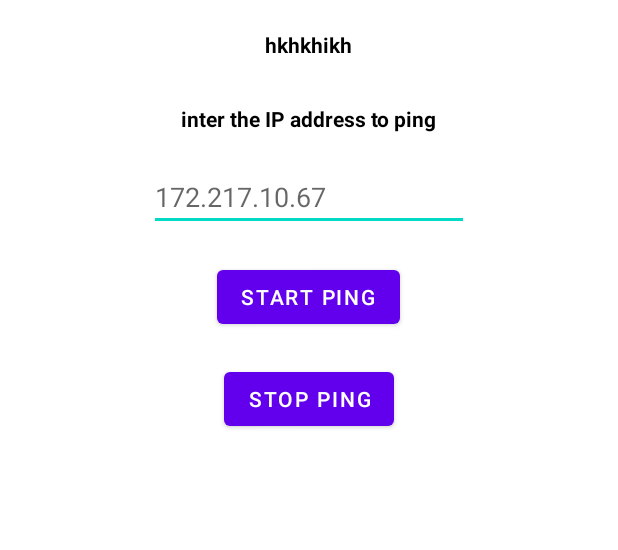
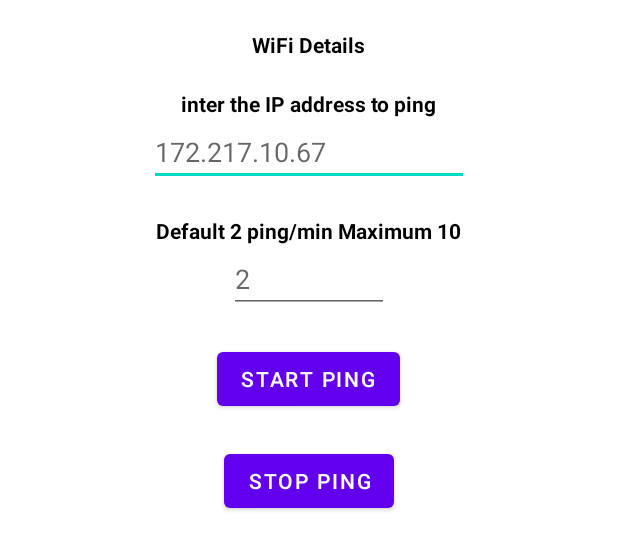
Before and after one commit to Saurabh-12/WorkManagerAndroidExample, an Android app: the layout activity_main.xml on its own in the app's theme, with its tools: preview values and no code run, on a phone screen of 412 x 824 dp. Shown: the top 550 px of the screen. Run offline under Robolectric (Android 15) with nearby library versions, the light colour scheme and no system bars.

Commit message:
ping an ip address Android

```diff
--- a/pingip/src/main/AndroidManifest.xml
+++ b/pingip/src/main/AndroidManifest.xml
@@ -15,7 +15,8 @@
         android:roundIcon="@mipmap/ic_launcher_round"
         android:supportsRtl="true"
         android:theme="@style/Theme.MyApplication">
-        <activity android:name=".MainActivity">
+        <activity android:name=".MainActivity"
+            android:screenOrientation="locked">
             <intent-filter>
                 <action android:name="android.intent.action.MAIN" />
 
--- a/pingip/src/main/java/com/saurabh/exam/pingip/MyPingService.java
+++ b/pingip/src/main/java/com/saurabh/exam/pingip/MyPingService.java
@@ -27,6 +27,7 @@
     int count = 0;
     SharedPreferences sharedPref;
     int defaultValue = 2;
+    boolean stopHandler = false;
 
     @Nullable
     @Override
@@ -74,6 +75,7 @@
 
     @Override
     public void onDestroy() {
+        stopHandler = true;
         stopSelf();
         super.onDestroy();
     }
@@ -124,12 +126,13 @@
                         Log.d(LOG_TAG, "ping is reachable");
                     else
                         Log.d(LOG_TAG, "ping is not reachable");
-                    h.postDelayed(this, delay);
                 }else {
                     if (pingToServer(getGatewayIP()))
                         Log.d(LOG_TAG, "ping is reachable");
                     else
                         Log.d(LOG_TAG, "ping is not reachable");
+                }
+                if (!stopHandler) {
                     h.postDelayed(this, delay);
                 }
             }
--- a/pingip/src/main/res/layout/activity_main.xml
+++ b/pingip/src/main/res/layout/activity_main.xml
@@ -15,15 +15,14 @@
         android:layout_marginTop="10dp"
         android:layout_marginBottom="10dp"
         android:textStyle="bold"
-        android:text="hkhkhikh"
+        android:text="WiFi Details"
         android:textColor="@color/black"
         android:layout_gravity="center"/>
 
     <TextView
         android:layout_width="wrap_content"
         android:layout_height="wrap_content"
-        android:layout_marginTop="20dp"
-        android:layout_marginBottom="10dp"
+        android:layout_marginTop="10dp"
         android:layout_gravity="center"
         android:textStyle="bold"
         android:textColor="@color/black"
@@ -33,12 +32,31 @@
         android:id="@+id/ping_ip_address_etx"
         android:layout_width="wrap_content"
         android:layout_height="wrap_content"
-        android:layout_marginTop="10dp"
         android:layout_marginBottom="10dp"
         android:layout_gravity="center"
         android:hint="172.217.10.67"
         android:textColor="@color/black"
         android:ems="10"/>
+
+    <TextView
+        android:layout_width="wrap_content"
+        android:layout_height="wrap_content"
+        android:layout_marginTop="10dp"
+        android:layout_gravity="center"
+        android:textStyle="bold"
+        android:textColor="@color/black"
+        android:text="Default 2 ping/min Maximum 10"/>
+
+    <EditText
+        android:id="@+id/ping_count_etx"
+        android:layout_width="wrap_content"
+        android:layout_height="wrap_content"
+        android:layout_marginBottom="10dp"
+        android:layout_gravity="center"
+        android:inputType="numberSigned"
+        android:hint="2"
+        android:ems="5"
+        android:textColor="@color/black"/>
 
     <Button
         android:id="@+id/start_ping_btn"
```
Also changed, not shown: pingip/src/main/java/com/saurabh/exam/pingip/MainActivity.java (+8 -0 lines), 1 other file.
